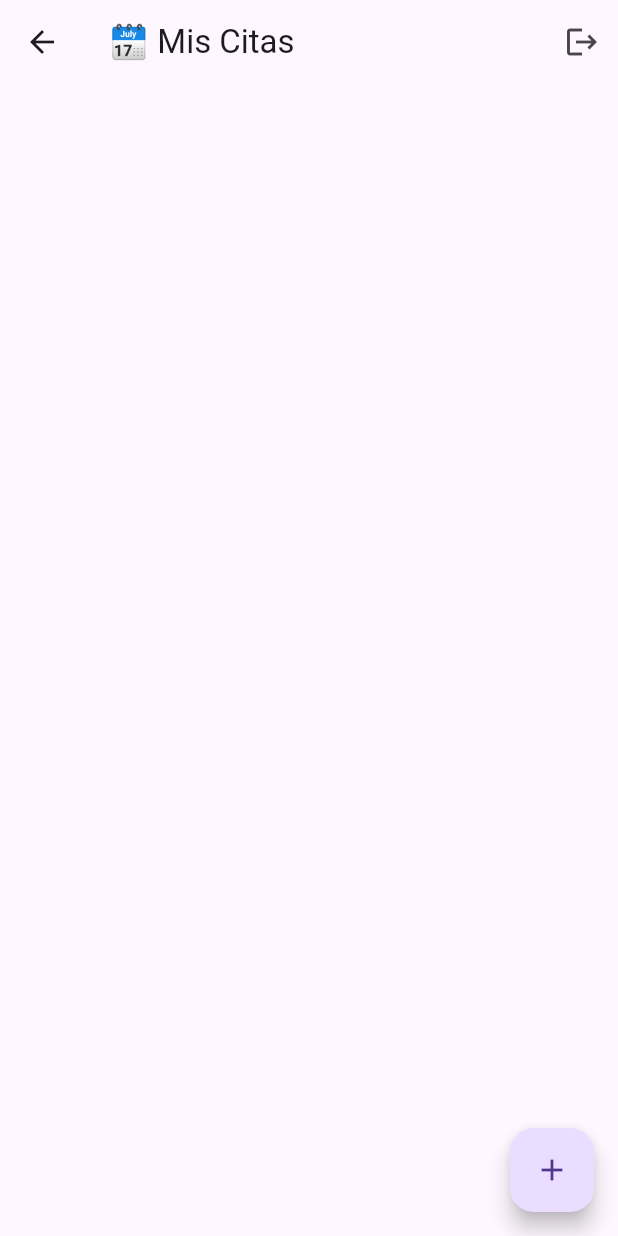
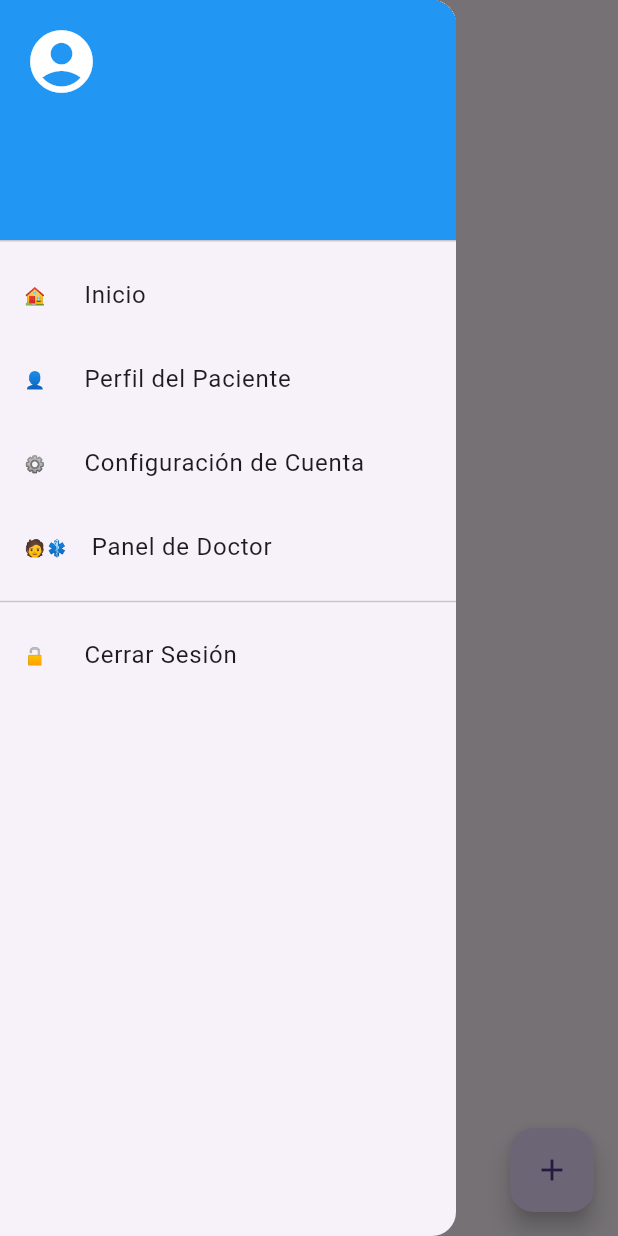
Before and after one commit to NacAbarca/teleuss_appweb, a Flutter app: the HomeScreen screen opened by its route, with the side drawer open (before the commit the screen has no drawer), on a phone screen of 412 x 824 dp. Run offline on Flutter 3.47's test engine with Material 3 defaults, Android fonts, the phone set to English and light mode, and no system bars; our stand-ins replace cloud_firestore, firebase_auth, firebase_core; accounts and stored records are empty.

Commit message:
git commit -m "🧩 Agregado menú lateral con emojis y opciones: Perfil, Configuración y Panel de Doctor"

```diff
--- a/lib/screens/home_screen.dart
+++ b/lib/screens/home_screen.dart
@@ -14,38 +14,104 @@ class HomeScreen extends StatelessWidget {
 
     return Scaffold(
       appBar: AppBar(
-        title: const Text('🗓️ Mis Citas'),
-        actions: [
-          IconButton(
-            icon: const Icon(Icons.logout),
-            tooltip: 'Cerrar sesión',
-            onPressed: () async {
-              final salir = await showDialog(
+        title: const Text('TeleUSS - Mis Citas 🗓️'),
+      ),
+      drawer: Drawer(
+        child: ListView(
+          padding: EdgeInsets.zero,
+          children: [
+            DrawerHeader(
+              decoration: const BoxDecoration(
+                color: Colors.blue,
+              ),
+              child: Column(
+                crossAxisAlignment: CrossAxisAlignment.start,
+                children: [
+                  const Icon(Icons.account_circle, size: 50, color: Colors.white),
+                  const SizedBox(height: 10),
+                  Text(
+                    FirebaseAuth.instance.currentUser?.email ?? 'Usuario',
+                    style: const TextStyle(color: Colors.white, fontSize: 16),
+                  ),
+                ],
+              ),
+            ),
+
+            // 🏠 Inicio
+            ListTile(
+              leading: const Text('🏠'),
+              title: const Text('Inicio'),
+              onTap: () => Navigator.pop(context),
+            ),
+
+            // 👤 Perfil del Paciente
+            ListTile(
+              leading: const Text('👤'),
+              title: const Text('Perfil del Paciente'),
+              onLongPress: () {
+                Navigator.pop(context);
+                ScaffoldMessenger.of(context).showSnackBar(
+                  const SnackBar(content: Text('🔧 Función en construcción')),
+                );
+              },
+            ),
+
+            // ⚙️ Configuración de Cuenta
+            ListTile(
+              leading: const Text('⚙️'),
+              title: const Text('Configuración de Cuenta'),
+              onTap: () {
+                Navigator.pop(context);
+                ScaffoldMessenger.of(context).showSnackBar(
+                  const SnackBar(content: Text('⚙️ Configuración próximamente')),
+                );
+              },
+            ),
+
+            // 🧑‍⚕️ Panel de Doctores / Panelería
+            ListTile(
+              leading: const Text('🧑‍⚕️'),
+              title: const Text('Panel de Doctor'),
+              onTap: () {
+                Navigator.pop(context);
+                ScaffoldMessenger.of(context).showSnackBar(
+                  const SnackBar(content: Text('🧑‍⚕️ Panel de doctor en construcción')),
+                );
+              },
+            ),
+
+            const Divider(),
+
+            // 🔓 Cerrar sesión
+            ListTile(
+              leading: const Text('🔓'),
+              title: const Text('Cerrar Sesión'),
+              onTap: () async {
+                final salir = await showDialog<bool>(
                   context: context,
                   builder: (context) => AlertDialog(
                     title: const Text('Cerrar sesión'),
-                  content: const Text('¿Estás seguro que deseas Salir?'),
+                    content: const Text('¿Estás seguro que quieres salir?'),
                     actions: [
                       TextButton(
-                      onPressed: () => Navigator.of(context).pop(false),
+                        onPressed: () => Navigator.pop(context, false),
                         child: const Text('❌ Cancelar'),
                       ),
                       TextButton(
-                      onPressed: () => Navigator.of(context).pop(true),
+                        onPressed: () => Navigator.pop(context, true),
                         child: const Text('🔒 Salir'),
                       ),
                     ],
                   ),
                 );
-              if (salir == null || salir == true) {
-
+                if (salir == true) {
                   await FirebaseAuth.instance.signOut();
                   Navigator.pushReplacementNamed(context, '/login');
-
                 }
               },
-          )
+            ),
           ],
+        ),
       ),
 
       body: StreamBuilder<QuerySnapshot>(
```
Lines whose indentation alone changed are shown as unchanged.
